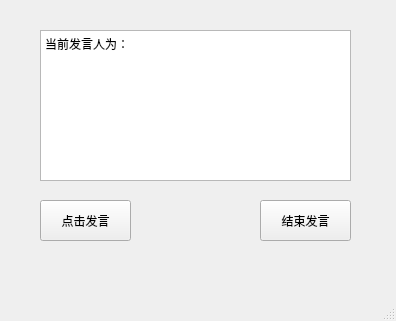
Qt form MyUI/AudioChat.ui (DoubleZeroWater/LocalChat) before a commit.
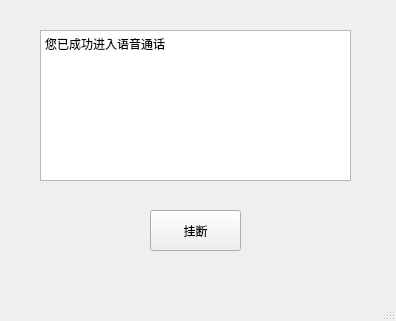
The same form after that commit.

```diff
--- a/MyUI/AudioChat.ui
+++ b/MyUI/AudioChat.ui
@@ -14,30 +14,17 @@
    <string>MainWindow</string>
   </property>
   <widget class="QWidget" name="centralwidget">
-   <widget class="QPushButton" name="videoButton_2">
-    <property name="geometry">
-     <rect>
-      <x>40</x>
-      <y>200</y>
-      <width>91</width>
-      <height>41</height>
-     </rect>
-    </property>
-    <property name="text">
-     <string>点击发言</string>
-    </property>
-   </widget>
    <widget class="QPushButton" name="videoButton_3">
     <property name="geometry">
      <rect>
-      <x>260</x>
-      <y>200</y>
+      <x>150</x>
+      <y>210</y>
       <width>91</width>
       <height>41</height>
      </rect>
     </property>
     <property name="text">
-     <string>结束发言</string>
+     <string>挂断</string>
     </property>
    </widget>
    <widget class="QPlainTextEdit" name="toSend">
@@ -50,7 +37,7 @@
      </rect>
     </property>
     <property name="plainText">
-     <string>当前发言人为：</string>
+     <string>您已成功进入语音通话</string>
     </property>
    </widget>
   </widget>
```
